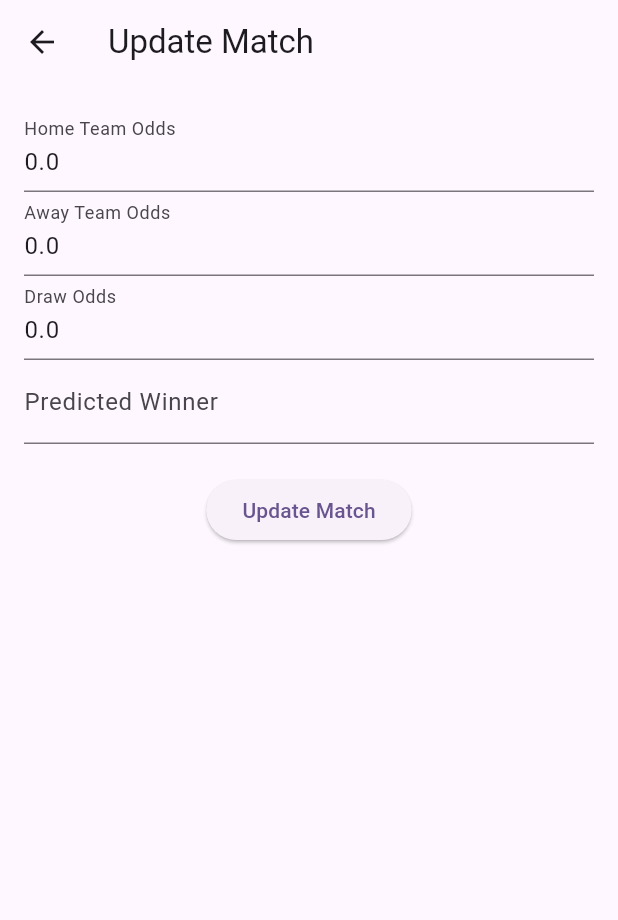
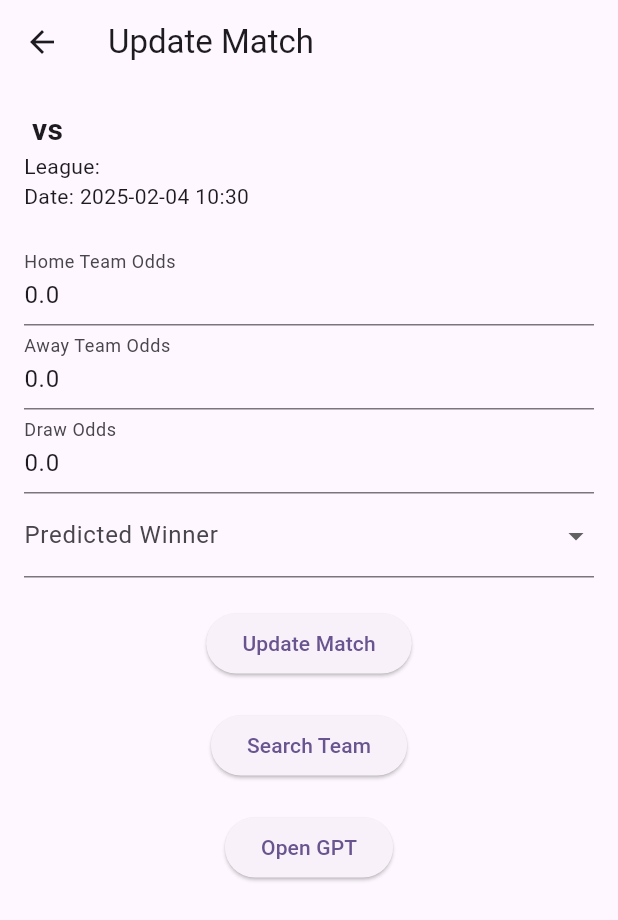
Before and after one commit to kunphonui/Sport41, a Flutter app: the UpdateMatchScreen screen opened directly with empty values, on a phone screen of 412 x 824 dp. Shown: the top 920 px of the screen. Run offline on Flutter 3.47's test engine with Material 3 defaults, Android fonts, the phone set to English and light mode, and no system bars; our stand-ins replace equatable, flutter_bloc; network calls fail.

Commit message:
update code

```diff
--- a/lib/bloc/sport_state.dart
+++ b/lib/bloc/sport_state.dart
@@ -15,11 +15,12 @@ class SportLoading extends SportState {}
 
 class SportLoaded extends SportState {
   final List<SportMatch> sports;
+  final String matchDate;
 
-  const SportLoaded(this.sports);
+  const SportLoaded(this.sports, this.matchDate);
 
   @override
-  List<Object> get props => [sports];
+  List<Object> get props => [sports, matchDate];
 }
 
 class SportError extends SportState {
--- /dev/null
+++ b/lib/views/update_match_view.dart
@@ -0,0 +1,188 @@
+import 'package:flutter/material.dart';
+import 'package:flutter/services.dart';
+import 'package:flutter_bloc/flutter_bloc.dart';
+import 'package:intl/intl.dart';
+import 'package:url_launcher/url_launcher.dart';
+
+import '../bloc/sport_bloc.dart';
+import '../bloc/sport_event.dart';
+import '../bloc/sport_state.dart';
+import '../models/sport_match.dart';
+import '../repositories/sport_repository.dart';
+
+class MyMatchUpdatePage extends StatelessWidget {
+  final SportMatch sport;
+
+  const MyMatchUpdatePage({super.key, required this.sport});
+
+  @override
+  Widget build(BuildContext context) {
+    return BlocProvider(
+      create: (context) => SportBloc(SportRepository()),
+      child: BlocListener<SportBloc, SportState>(
+        listener: (context, state) {
+          if (state is MatchUpdated) {
+            ScaffoldMessenger.of(context).showSnackBar(
+              const SnackBar(content: Text('Match updated')),
+            );
+
+            Navigator.pop(context, true);
+          }
+        },
+        child: UpdateMatchScreen(
+          sport: sport,
+        ),
+      ),
+    );
+  }
+}
+
+class UpdateMatchScreen extends StatefulWidget {
+  final SportMatch sport;
+
+  const UpdateMatchScreen({super.key, required this.sport});
+
+  @override
+  _UpdateMatchScreenState createState() => _UpdateMatchScreenState();
+}
+
+class _UpdateMatchScreenState extends State<UpdateMatchScreen> {
+  final _formKey = GlobalKey<FormState>();
+  double? _homeTeamOdds;
+  double? _awayTeamOdds;
+  double? _drawOdds;
+  String? _predictedWinner;
+
+  @override
+  Widget build(BuildContext context) {
+    return Scaffold(
+      appBar: AppBar(
+        title: const Text('Update Match'),
+      ),
+      body: Padding(
+        padding: const EdgeInsets.all(16.0),
+        child: Form(
+          key: _formKey,
+          child: SingleChildScrollView(
+              child: Column(
+            crossAxisAlignment: CrossAxisAlignment.start,
+            children: [
+              Text(
+                '${widget.sport.homeTeamName} vs ${widget.sport.awayTeamName}',
+                style:
+                    const TextStyle(fontSize: 20, fontWeight: FontWeight.bold),
+              ),
+              Text('League: ${widget.sport.matchLeague}'),
+              Text(
+                  'Date: ${DateFormat('yyyy-MM-dd HH:mm').format(widget.sport.matchDate)}'),
+              const SizedBox(height: 20),
+              TextFormField(
+                decoration: const InputDecoration(labelText: 'Home Team Odds'),
+                initialValue: widget.sport.homeTeamOdds?.toString(),
+                keyboardType:
+                    const TextInputType.numberWithOptions(decimal: true),
+                onSaved: (value) =>
+                    _homeTeamOdds = double.tryParse(value ?? ''),
+              ),
+              TextFormField(
+                decoration: const InputDecoration(labelText: 'Away Team Odds'),
+                initialValue: widget.sport.awayTeamOdds?.toString(),
+                keyboardType:
+                    const TextInputType.numberWithOptions(decimal: true),
+                onSaved: (value) =>
+                    _awayTeamOdds = double.tryParse(value ?? ''),
+              ),
+              TextFormField(
+                decoration: const InputDecoration(labelText: 'Draw Odds'),
+                initialValue: widget.sport.drawOdds?.toString(),
+                keyboardType:
+                    const TextInputType.numberWithOptions(decimal: true),
+                onSaved: (value) => _drawOdds = double.tryParse(value ?? ''),
+              ),
+              DropdownButtonFormField<String>(
+                decoration:
+                    const InputDecoration(labelText: 'Predicted Winner'),
+                value: widget.sport.predictedWinner,
+                items: const [
+                  DropdownMenuItem(
+                    value: 'Home team',
+                    child: Text('Home team'),
+                  ),
+                  DropdownMenuItem(
+                    value: 'Away team',
+                    child: Text('Away team'),
+                  ),
+                ],
+                onChanged: (value) {
+                  setState(() {
+                    _predictedWinner = value;
+                  });
+                },
+                onSaved: (value) => _predictedWinner = value,
+              ),
+              const SizedBox(height: 20),
+              Center(
+                  child: ElevatedButton(
+                onPressed: () {
+                  if (_formKey.currentState?.validate() ?? false) {
+                    _formKey.currentState?.save();
+                    context.read<SportBloc>().add(UpdateMatch(
+                          matchId: widget.sport.matchId,
+                          homeTeamOdds: _homeTeamOdds,
+                          awayTeamOdds: _awayTeamOdds,
+                          drawOdds: _drawOdds,
+                          predictedWinner: _predictedWinner,
+                        ));
+                  }
+                },
+                child: const Text('Update Match'),
+              )),
+              const SizedBox(height: 20),
+              Center(
+                child: ElevatedButton(
+                  onPressed: () async {
+                    final url =
+                        'https://www.google.com/search?q=${widget.sport.homeTeamName} vs ${widget.sport.awayTeamName}';
+                    if (await canLaunch(url)) {
+                      await launch(url);
+                    } else {
+                      throw 'Could not launch $url';
+                    }
+                  },
+                  child: const Text('Search Team'),
+                ),
+              ),
+              const SizedBox(height: 20),
+              Center(
+                child: ElevatedButton(
+                  onPressed: _openChatGptWeb,
+                  child: const Text('Open GPT'),
+                ),
+              ),
+            ],
+          )),
+        ),
+      ),
+    );
+  }
+
+  Future<void> _openChatGptWeb() async {
+    _copyTeamDetailsToClipboard();
+
+    const url = 'https://chat.openai.com/';
+    if (await canLaunch(url)) {
+      await launch(url);
+    } else {
+      throw 'Could not launch $url';
+    }
+  }
+
+  void _copyTeamDetailsToClipboard() {
+    final data =
+        'Chuyên gia dự đoán tỷ số trận đấu giữa ${widget.sport.homeTeamName} vs ${widget.sport.awayTeamName} - ${widget.sport.matchLeague} - ${DateFormat('yyyy-MM-dd HH:mm').format(widget.sport.matchDate)}';
+    Clipboard.setData(ClipboardData(text: data));
+    ScaffoldMessenger.of(context).showSnackBar(
+      const SnackBar(content: Text('Copied to clipboard')),
+    );
+  }
+}
```
Also changed, not shown: lib/bloc/sport_bloc.dart (+5 -3 lines), lib/main.dart (+153 -99 lines), pubspec.yaml (+5 -2 lines), pubspec.lock, 14 other files.
